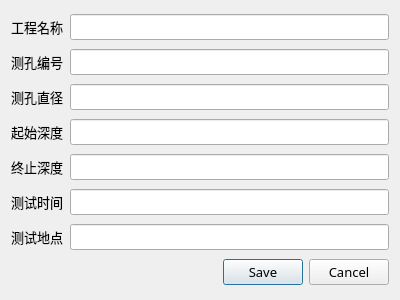
This is src/PrjInfoDialog.ui in jerky168/BoreholeAnalyzer as Qt 5 draws it before an edit. The edited form follows.
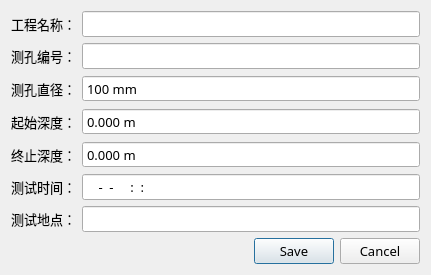
This is the edited form. Icons and pictures are not drawn.

Commit message: 为工程属性中的测试孔径、起始深度、终止深度添加单位，同时将其从QLineEdit修改成QSpinBox(QDoubleSpinBox)，增加容错性；解决测试地点无法保存的问题。

Patch:
```diff
--- a/src/PrjInfoDialog.ui
+++ b/src/PrjInfoDialog.ui
@@ -6,8 +6,8 @@
    <rect>
     <x>0</x>
     <y>0</y>
-    <width>400</width>
-    <height>300</height>
+    <width>431</width>
+    <height>262</height>
    </rect>
   </property>
   <property name="font">
@@ -24,13 +24,6 @@
     <normaloff>:/res/images/IDT.ico</normaloff>:/res/images/IDT.ico</iconset>
   </property>
   <layout class="QGridLayout" name="gridLayout">
-   <item row="0" column="0">
-    <widget class="QLabel" name="label_7">
-     <property name="text">
-      <string>工程名称</string>
-     </property>
-    </widget>
-   </item>
    <item row="1" column="1">
     <widget class="QLineEdit" name="numberEdit">
      <property name="enabled">
@@ -41,85 +34,31 @@
      </property>
     </widget>
    </item>
-   <item row="1" column="0">
-    <widget class="QLabel" name="label">
-     <property name="text">
-      <string>测孔编号</string>
-     </property>
-    </widget>
-   </item>
-   <item row="2" column="1">
-    <widget class="QLineEdit" name="diameterEdit">
-     <property name="enabled">
-      <bool>true</bool>
-     </property>
-     <property name="readOnly">
-      <bool>false</bool>
-     </property>
-    </widget>
-   </item>
    <item row="3" column="0">
     <widget class="QLabel" name="label_3">
      <property name="text">
-      <string>起始深度</string>
+      <string>起始深度：</string>
      </property>
     </widget>
    </item>
-   <item row="2" column="0">
-    <widget class="QLabel" name="label_2">
+   <item row="1" column="0">
+    <widget class="QLabel" name="label">
      <property name="text">
-      <string>测孔直径</string>
+      <string>测孔编号：</string>
      </property>
     </widget>
    </item>
-   <item row="3" column="1">
-    <widget class="QLineEdit" name="startDepthEdit">
-     <property name="enabled">
-      <bool>true</bool>
-     </property>
-     <property name="readOnly">
-      <bool>false</bool>
+   <item row="0" column="0">
+    <widget class="QLabel" name="label_7">
+     <property name="text">
+      <string>工程名称：</string>
      </property>
     </widget>
    </item>
    <item row="4" column="0">
     <widget class="QLabel" name="label_4">
      <property name="text">
-      <string>终止深度</string>
-     </property>
-    </widget>
-   </item>
-   <item row="4" column="1">
-    <widget class="QLineEdit" name="endDepthEdit">
-     <property name="enabled">
-      <bool>true</bool>
-     </property>
-     <property name="readOnly">
-      <bool>false</bool>
-     </property>
-    </widget>
-   </item>
-   <item row="5" column="0">
-    <widget class="QLabel" name="label_5">
-     <property name="text">
-      <string>测试时间</string>
-     </property>
-    </widget>
-   </item>
-   <item row="5" column="1">
-    <widget class="QLineEdit" name="testTimeEdit">
-     <property name="enabled">
-      <bool>true</bool>
-     </property>
-     <property name="readOnly">
-      <bool>false</bool>
-     </property>
-    </widget>
-   </item>
-   <item row="6" column="0">
-    <widget class="QLabel" name="label_6">
-     <property name="text">
-      <string>测试地点</string>
+      <string>终止深度：</string>
      </property>
     </widget>
    </item>
@@ -133,19 +72,107 @@
      </property>
     </widget>
    </item>
-   <item row="6" column="1">
-    <widget class="QLineEdit" name="testSiteEdit">
-     <property name="enabled">
-      <bool>true</bool>
+   <item row="2" column="0">
+    <widget class="QLabel" name="label_2">
+     <property name="text">
+      <string>测孔直径：</string>
      </property>
-     <property name="readOnly">
-      <bool>false</bool>
+    </widget>
+   </item>
+   <item row="6" column="0">
+    <widget class="QLabel" name="label_6">
+     <property name="text">
+      <string>测试地点：</string>
      </property>
     </widget>
    </item>
    <item row="0" column="1">
     <widget class="QLineEdit" name="nameEdit"/>
    </item>
+   <item row="6" column="1">
+    <widget class="QLineEdit" name="testSiteEdit">
+     <property name="enabled">
+      <bool>true</bool>
+     </property>
+     <property name="readOnly">
+      <bool>false</bool>
+     </property>
+    </widget>
+   </item>
+   <item row="5" column="1">
+    <widget class="QLineEdit" name="testTimeEdit">
+     <property name="enabled">
+      <bool>true</bool>
+     </property>
+     <property name="inputMask">
+      <string>9999-B9-99 99:99:99</string>
+     </property>
+     <property name="readOnly">
+      <bool>false</bool>
+     </property>
+    </widget>
+   </item>
+   <item row="5" column="0">
+    <widget class="QLabel" name="label_5">
+     <property name="text">
+      <string>测试时间：</string>
+     </property>
+    </widget>
+   </item>
+   <item row="2" column="1">
+    <widget class="QSpinBox" name="diameterSpinBox">
+     <property name="buttonSymbols">
+      <enum>QAbstractSpinBox::NoButtons</enum>
+     </property>
+     <property name="suffix">
+      <string> mm</string>
+     </property>
+     <property name="minimum">
+      <number>100</number>
+     </property>
+     <property name="maximum">
+      <number>10000</number>
+     </property>
+     <property name="singleStep">
+      <number>100</number>
+     </property>
+     <property name="value">
+      <number>100</number>
+     </property>
+    </widget>
+   </item>
+   <item row="3" column="1">
+    <widget class="QDoubleSpinBox" name="startDepthSpinBox">
+     <property name="buttonSymbols">
+      <enum>QAbstractSpinBox::NoButtons</enum>
+     </property>
+     <property name="suffix">
+      <string> m</string>
+     </property>
+     <property name="decimals">
+      <number>3</number>
+     </property>
+     <property name="maximum">
+      <double>999.999000000000024</double>
+     </property>
+    </widget>
+   </item>
+   <item row="4" column="1">
+    <widget class="QDoubleSpinBox" name="endDepthSpinBox">
+     <property name="buttonSymbols">
+      <enum>QAbstractSpinBox::NoButtons</enum>
+     </property>
+     <property name="suffix">
+      <string> m</string>
+     </property>
+     <property name="decimals">
+      <number>3</number>
+     </property>
+     <property name="maximum">
+      <double>999.999000000000024</double>
+     </property>
+    </widget>
+   </item>
   </layout>
  </widget>
  <resources>
```
The commit also changes 6 other files.
